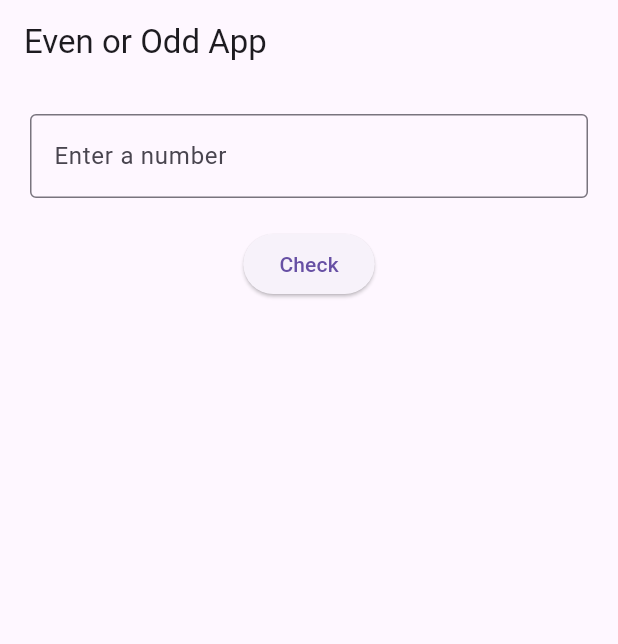
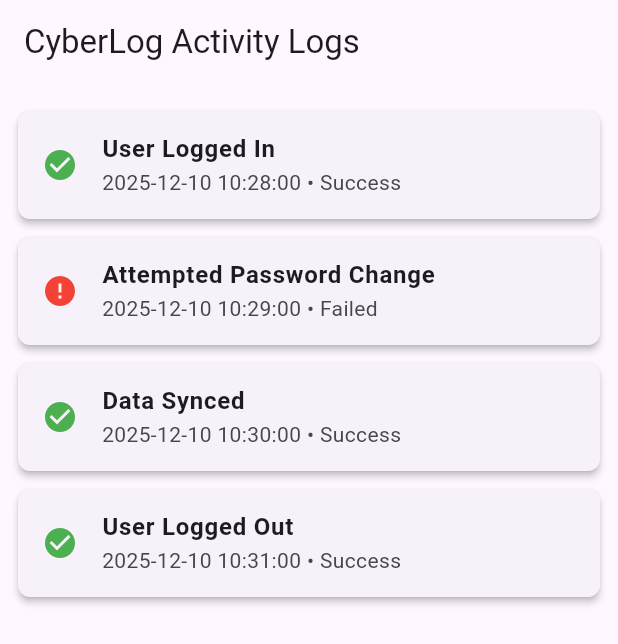
Before and after one commit to prayu-cyber/cyberlog, a Flutter app: the screen it shows after launch, on a phone screen of 412 x 824 dp. Shown: the top 644 px of the screen. Run offline on Flutter 3.47's test engine with Material 3 defaults, Android fonts, the phone set to English and light mode, and no system bars.

Commit message:
Added Log class, Log list, and dynamic UI using map() for Session 3 Portfolio

```diff
--- a/lib/main.dart
+++ b/lib/main.dart
@@ -1,86 +1,59 @@
 import 'package:flutter/material.dart';
 
 void main() {
-  runApp(const MyApp());
+  runApp(const CyberLogApp());
 }
 
-class MyApp extends StatelessWidget {
-  const MyApp({super.key});
+class Log {
+  String action;
+  DateTime timestamp;
+  String status;
+
+  Log(this.action, this.timestamp, this.status);
+}
+
+class CyberLogApp extends StatelessWidget {
+  const CyberLogApp({super.key});
+
+  String formatDateTime(DateTime dt) {
+    String two(int n) => n.toString().padLeft(2, '0');
+    return '${dt.year}-${two(dt.month)}-${two(dt.day)} '
+        '${two(dt.hour)}:${two(dt.minute)}:${two(dt.second)}';
+  }
 
   @override
   Widget build(BuildContext context) {
+    List<Log> logs = [
+      Log("User Logged In", DateTime.now().subtract(const Duration(minutes: 2)), "Success"),
+      Log("Attempted Password Change", DateTime.now().subtract(const Duration(minutes: 1)), "Failed"),
+      Log("Data Synced", DateTime.now(), "Success"),
+      Log("User Logged Out", DateTime.now().add(const Duration(minutes: 1)), "Success"),
+    ];
+
     return MaterialApp(
-      debugShowCheckedModeBanner: false,
-      home: const CheckEvenOdd(),
-    );
-  }
-}
-
-class CheckEvenOdd extends StatefulWidget {
-  const CheckEvenOdd({super.key});
-
-  @override
-  State<CheckEvenOdd> createState() => _CheckEvenOddState();
-}
-
-class _CheckEvenOddState extends State<CheckEvenOdd> {
-  final TextEditingController numberController = TextEditingController();
-
-  // Variable to show result
-  String result = "";
-
-  @override
-  Widget build(BuildContext context) {
-    return Scaffold(
-      appBar: AppBar(
-        title: const Text("Even or Odd App"),
-      ),
-      body: Padding(
-        padding: const EdgeInsets.all(20),
-        child: Column(
-          children: [
-
-            // Input box
-            TextField(
-              controller: numberController,
-              keyboardType: TextInputType.number,
-              decoration: const InputDecoration(
-                labelText: "Enter a number",
-                border: OutlineInputBorder(),
-              ),
-            ),
-
-            const SizedBox(height: 20),
-
-            // Button
-            ElevatedButton(
-              onPressed: () {
-                String input = numberController.text;
-
-                // Convert to int
-                int num = int.tryParse(input) ?? 0;
-
-                // Condition check
-                if (num % 2 == 0) {
-                  result = "The number $num is Even.";
-                } else {
-                  result = "The number $num is Odd.";
-                }
-
-                // Refresh UI
-                setState(() {});
-              },
-              child: const Text("Check"),
-            ),
-
-            const SizedBox(height: 20),
-
-            // Output
-            Text(
-              result,
-              style: const TextStyle(fontSize: 20),
-            ),
-          ],
+      title: 'CyberLog',
+      home: Scaffold(
+        appBar: AppBar(title: const Text('CyberLog Activity Logs')),
+        body: Padding(
+          padding: const EdgeInsets.all(12.0),
+          child: ListView(
+            children: logs.map((log) {
+              String formatted = formatDateTime(log.timestamp);
+              return Card(
+                margin: const EdgeInsets.symmetric(vertical: 6),
+                shape: RoundedRectangleBorder(borderRadius: BorderRadius.circular(8)),
+                elevation: 2,
+                child: ListTile(
+                  leading: Icon(
+                    log.status.toLowerCase() == 'success' ? Icons.check_circle : Icons.error,
+                    color: log.status.toLowerCase() == 'success' ? Colors.green : Colors.red,
+                  ),
+                  title: Text(log.action, style: const TextStyle(fontWeight: FontWeight.w600)),
+                  subtitle: Text('$formatted • ${log.status}'),
+                ),
+              );
+            }).toList(),
+          ),
         ),
       ),
     );
```
